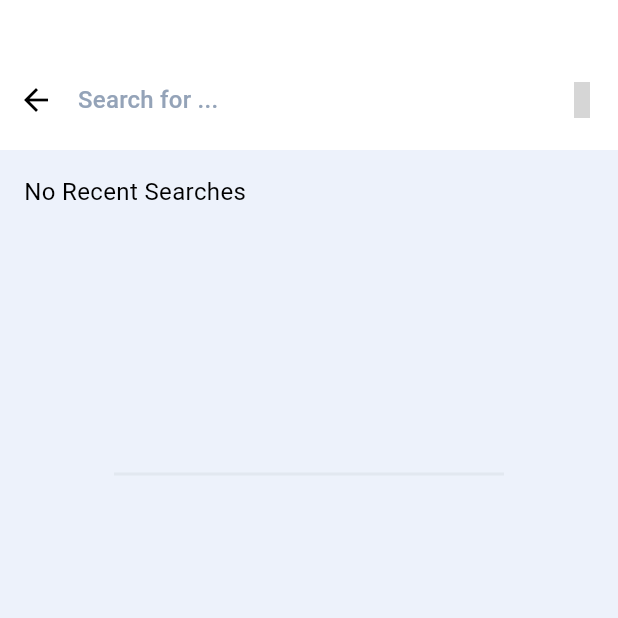
After one commit to ABYUSUF1/ionic, a Flutter app: the SearchView screen opened by its route, on a phone screen of 412 x 824 dp, the top half of it. The commit adds this screen. Run offline on Flutter 3.47's test engine with Material 3 defaults, Android fonts, the phone set to English and light mode, and no system bars; our stand-ins replace animate_do, bloc, cached_network_image, cloud_firestore, dartz, device_preview and 17 more; accounts and stored records are empty; generated files the repository leaves out were written again; grey boxes are pictures that could not be loaded.

Commit message:
feat(search): implement search functionality with recent searches management
- Added SearchRepo implementation for fetching products and managing recent searches.
- Created SearchCubit to handle search state and logic, including debouncing input.
- Developed SearchState to represent different states of the search feature.
- Implemented SearchView for user interface, integrating recent and result searches.
- Added RecentSearches and ResultSearches widgets for displaying search results.
- Integrated local storage for recent searches using ObjectBox.

```diff
--- a/lib/core/api/end_points.dart
+++ b/lib/core/api/end_points.dart
@@ -8,7 +8,8 @@ abstract class EndPoints {
 
   static String getProductById(String productId) => 'products/$productId';
 
-  static String searchProducts(String? query) => 'products/search?q=$query';
+  static String searchProducts(String query, int limit, int skip) =>
+      'products/search?q=$query&limit=$limit&skip=$skip';
 
   static const String addProduct = 'products/add';
 }
--- a/lib/core/entities/product_item_entity.dart
+++ b/lib/core/entities/product_item_entity.dart
@@ -2,9 +2,14 @@ import 'package:easy_localization/easy_localization.dart';
 import 'package:flutter/widgets.dart';
 
 import '../../generated/locale_keys.g.dart';
+import 'package:objectbox/objectbox.dart';
 import '../models/product_item_model.dart';
 
+@Entity()
 class ProductItemEntity {
+  @Id()
+  int obxId = 0;
+
   final String id;
   final String title;
   final String imageUrl;
@@ -15,6 +20,7 @@ class ProductItemEntity {
   final int reviewsCount;
 
   ProductItemEntity({
+    this.obxId = 0,
     required this.id,
     required this.title,
     required this.imageUrl,
--- a/lib/core/routing/app_route.dart
+++ b/lib/core/routing/app_route.dart
@@ -16,6 +16,7 @@ import 'package:ionic/main_bottom_nav_bar.dart';
 import '../../features/categories/presentation/views/categories_view.dart';
 import '../../features/favorite/presentation/views/favorite_view.dart';
 import '../../features/onboarding/presentation/views/onboarding_view.dart';
+import '../../features/search/presentation/views/search_view.dart';
 import '../models/product_model/product.dart';
 import '../services/data_source/local/local_app_settings_service.dart';
 import '../services/di/get_it_service.dart';
@@ -119,7 +120,7 @@ final GoRouter appRouter = GoRouter(
         final String productId = state.pathParameters['productId'] ?? '';
 
         final extra = state.extra;
-        late final Product product;
+        Product? product;
 
         if (extra is Product) {
           product = extra;
@@ -129,7 +130,7 @@ final GoRouter appRouter = GoRouter(
           //? Why this happens? --> I DONT KNOW
           product = Product.fromJson(extra);
         } else {
-          throw Exception("Invalid product data");
+          product = null;
         }
 
         return ProductView(productId: productId, product: product);
@@ -153,10 +154,18 @@ final GoRouter appRouter = GoRouter(
       },
     ),
 
+    /// --------------------- Favorite ---------------------
     GoRoute(
       path: AppRouterName.favoriteRoute,
       name: AppRouterName.favoriteRoute,
       builder: (context, state) => const FavoriteView(),
     ),
+
+    /// --------------------- Search ---------------------
+    GoRoute(
+      path: AppRouterName.searchRoute,
+      name: AppRouterName.searchRoute,
+      builder: (context, state) => const SearchView(),
+    ),
   ],
 );
--- a/lib/core/routing/app_router_name.dart
+++ b/lib/core/routing/app_router_name.dart
@@ -25,4 +25,7 @@
   static String productIdRoute(String productId) {
     return '/product/$productId';
   }
+
+  // search route
+  static const String searchRoute = '/search';
 }
--- a/lib/features/home/presentation/widgets/home_app_bar.dart
+++ b/lib/features/home/presentation/widgets/home_app_bar.dart
@@ -34,7 +34,7 @@ class HomeAppBar extends StatelessWidget {
               IconButton(
                 icon: const Icon(IconsaxPlusLinear.search_normal_1),
                 onPressed: () {
-                  // Handle notification button press
+                  context.push(AppRouterName.searchRoute);
                 },
               ),
 
--- /dev/null
+++ b/lib/features/search/domain/repo/search_repo.dart
@@ -0,0 +1,17 @@
+import 'package:dartz/dartz.dart';
+import 'package:ionic/core/entities/product_item_entity.dart';
+import 'package:ionic/core/utils/errors/failure.dart';
+
+import '../../../../core/models/product_model/products_model.dart';
+
+abstract class SearchRepo {
+  Future<Either<Failure, ProductsModel>> search(
+    String query,
+    int limit,
+    int skip,
+  );
+
+  List<ProductItemEntity> getRecentSearches();
+  void addRecentSearches(ProductItemEntity productItem);
+  void deleteRecentSearches(ProductItemEntity productItem);
+}
--- /dev/null
+++ b/lib/features/search/presentation/manager/cubit/search_state.dart
@@ -0,0 +1,14 @@
+part of 'search_cubit.dart';
+
+@freezed
+class SearchState with _$SearchState {
+  const factory SearchState.initial() = _Initial;
+  const factory SearchState.recentSearches(List<ProductItemEntity> products) =
+      _RecentSearches;
+  const factory SearchState.loading() = _Loading;
+  const factory SearchState.error(String message) = _Error;
+  const factory SearchState.resultSearches(
+    ProductsEntity productsEntity, {
+    @Default(false) bool isPaginating,
+  }) = _ResultSearches;
+}
--- /dev/null
+++ b/lib/features/search/presentation/views/search_view.dart
@@ -0,0 +1,109 @@
+import 'package:easy_localization/easy_localization.dart';
+import 'package:flutter/material.dart';
+import 'package:flutter_bloc/flutter_bloc.dart';
+import 'package:go_router/go_router.dart';
+import 'package:iconsax_plus/iconsax_plus.dart';
+import 'package:ionic/core/services/di/get_it_service.dart';
+import 'package:ionic/features/search/domain/repo/search_repo.dart';
+import 'package:ionic/features/search/presentation/manager/cubit/search_cubit.dart';
+import 'package:ionic/features/search/presentation/widgets/result_searches.dart';
+
+import '../../../../generated/locale_keys.g.dart';
+import '../widgets/recent_searches.dart';
+
+class SearchView extends StatelessWidget {
+  const SearchView({super.key});
+
+  @override
+  Widget build(BuildContext context) {
+    final theme = Theme.of(context);
+    return BlocProvider(
+      create: (context) => SearchCubit(getIt<SearchRepo>()),
+      child: Scaffold(
+        body: BlocBuilder<SearchCubit, SearchState>(
+          builder: (context, state) {
+            final cubit = context.read<SearchCubit>();
+            return Column(
+              children: [
+                Container(
+                  alignment: Alignment.bottomCenter,
+                  color: theme.colorScheme.surface,
+                  height: 100,
+                  child: TextField(
+                    controller: cubit.searchController,
+                    onTapOutside:
+                        (event) =>
+                            FocusManager.instance.primaryFocus?.unfocus(),
+                    decoration: InputDecoration(
+                      hintText: context.tr(
+                        LocaleKeys.common_search_for,
+                        args: ['...'],
+                      ),
+                      hintStyle: theme.textTheme.titleMedium!.copyWith(
+                        color: theme.colorScheme.onSurfaceVariant,
+                      ),
+                      prefixIcon: IconButton(
+                        onPressed: () => context.pop(),
+                        icon: Icon(
+                          Icons.arrow_back,
+                          color: theme.colorScheme.onSurface,
+                        ),
+                      ),
+                      border: InputBorder.none,
+                      focusedBorder: InputBorder.none,
+
+                      suffixIcon:
+                          cubit.searchController.text.isNotEmpty
+                              ? IconButton(
+                                onPressed: () {
+                                  cubit.clearSearch();
+                                },
+                                icon: const Icon(
+                                  IconsaxPlusLinear.close_circle,
+                                ),
+                              )
+                              : IconButton(
+                                onPressed: () {},
+                                icon: const Icon(
+                                  IconsaxPlusLinear.search_normal_1,
+                                ),
+                              ),
+                    ),
+                    onChanged: (value) {
+                      cubit.onSearchChange(value);
+                    },
+                  ),
+                ),
+                Expanded(
+                  // Only one Expanded here
+                  child: Padding(
+                    padding: const EdgeInsets.all(16.0),
+                    child: state.maybeWhen(
+                      recentSearches:
+                          (products) => RecentSearches(productsItem: products),
+                      resultSearches:
+                          (products, isPaginating) => ResultSearches(
+                            productsEntity: products,
+                            isPaginating: isPaginating,
+                            onLoadMore:
+                                () => cubit.onSearchChange(
+                                  cubit.searchController.text,
+                                  isLoadMore: true,
+                                ),
+                          ),
+
+                      loading:
+                          () =>
+                              const Center(child: CircularProgressIndicator()),
+                      orElse: () => const SizedBox.shrink(),
+                    ),
+                  ),
+                ),
+              ],
+            );
+          },
+        ),
+      ),
+    );
+  }
+}
--- /dev/null
+++ b/lib/features/search/presentation/widgets/recent_searches.dart
@@ -0,0 +1,74 @@
+import 'package:cached_network_image/cached_network_image.dart';
+import 'package:flutter/material.dart';
+import 'package:go_router/go_router.dart';
+import 'package:ionic/core/entities/product_item_entity.dart';
+
+import '../../../../core/routing/app_router_name.dart';
+
+class RecentSearches extends StatelessWidget {
+  final List<ProductItemEntity> productsItem;
+  const RecentSearches({super.key, required this.productsItem});
+
+  @override
+  Widget build(BuildContext context) {
+    final theme = Theme.of(context);
+    return Column(
+      crossAxisAlignment: CrossAxisAlignment.start,
+      children: [
+        Text(productsItem.isEmpty ? 'No Recent Searches' : 'Recent Searches'),
+        const SizedBox(height: 8),
+        Container(
+          height: 145,
+          decoration: BoxDecoration(borderRadius: BorderRadius.circular(8)),
+          child: GridView.builder(
+            scrollDirection: Axis.horizontal,
+            gridDelegate: const SliverGridDelegateWithFixedCrossAxisCount(
+              crossAxisCount: 1,
+              mainAxisSpacing: 16,
+              crossAxisSpacing: 16,
+              mainAxisExtent: 80,
+            ),
+            itemCount: productsItem.length,
+            itemBuilder: (BuildContext context, int index) {
+              return GestureDetector(
+                onTap: () {
+                  context.push(
+                    AppRouterName.productIdRoute(
+                      productsItem[index].id.toString(),
+                    ),
+                  );
+                },
+                child: Column(
+                  children: [
+                    Container(
+                      width: 80,
+                      height: 80,
+                      decoration: BoxDecoration(
+                        color: theme.colorScheme.surface,
+                        borderRadius: BorderRadius.circular(8),
+                      ),
+                      child: CachedNetworkImage(
+                        imageUrl: productsItem[index].imageUrl,
+                      ),
+                    ),
+                    const SizedBox(height: 8),
+                    Text(
+                      productsItem[index].title,
+                      style: theme.textTheme.bodySmall,
+                      maxLines: 2,
+                      overflow: TextOverflow.ellipsis,
+                      textAlign: TextAlign.center,
+                    ),
+                  ],
+                ),
+              );
+            },
+          ),
+        ),
+        const SizedBox(height: 16),
+        const Divider(endIndent: 60, indent: 60),
+        const SizedBox(height: 16),
+      ],
+    );
+  }
+}
--- a/lib/main.dart
+++ b/lib/main.dart
@@ -3,8 +3,10 @@ import 'package:easy_localization/easy_localization.dart';
 import 'package:firebase_core/firebase_core.dart';
 import 'package:flutter/material.dart';
 import 'package:flutter_bloc/flutter_bloc.dart';
+import 'package:ionic/core/entities/product_item_entity.dart';
 import 'package:ionic/core/routing/app_route.dart';
 import 'package:ionic/core/services/data_source/local/local_app_settings_service.dart';
+import 'package:ionic/core/services/data_source/local/object_box_service.dart';
 import 'package:ionic/core/services/di/get_it_service.dart';
 import 'package:ionic/core/services/network/network_cubit.dart';
 import 'package:ionic/core/services/network/network_widget.dart';
@@ -25,6 +27,8 @@ Future<void> main() async {
   await Firebase.initializeApp(options: DefaultFirebaseOptions.currentPlatform);
   await setupGetIt();
 
+  // getIt<ObjectBoxService>().box<ProductItemEntity>().removeAll();
+
   runApp(
     EasyLocalization(
       supportedLocales: const [Locale('en'), Locale('ar')],
@@ -32,7 +36,7 @@ Future<void> main() async {
       assetLoader: const CodegenLoader(),
       child: DevicePreview(
         builder: (context) {
-          return const IonicApp(); // Use const here as IonicApp is StatelessWidget
+          return const IonicApp();
         },
       ),
     ),
```
Also changed, not shown: lib/core/services/di/get_it_service.dart (+7 -0 lines), lib/features/search/data/repo_impl/search_repo_impl.dart (added, +62 -0 lines), lib/features/search/presentation/manager/cubit/search_cubit.dart (added, +132 -0 lines), lib/features/search/presentation/widgets/result_searches.dart (added, +86 -0 lines), lib/objectbox-model.json (+55 -1 lines), lib/core/models/product_item_model.freezed.dart, lib/features/favorite/presentation/manager/cubit/favorite_cubit.freezed.dart, lib/features/search/presentation/manager/cubit/search_cubit.freezed.dart (added), lib/objectbox.g.dart.
